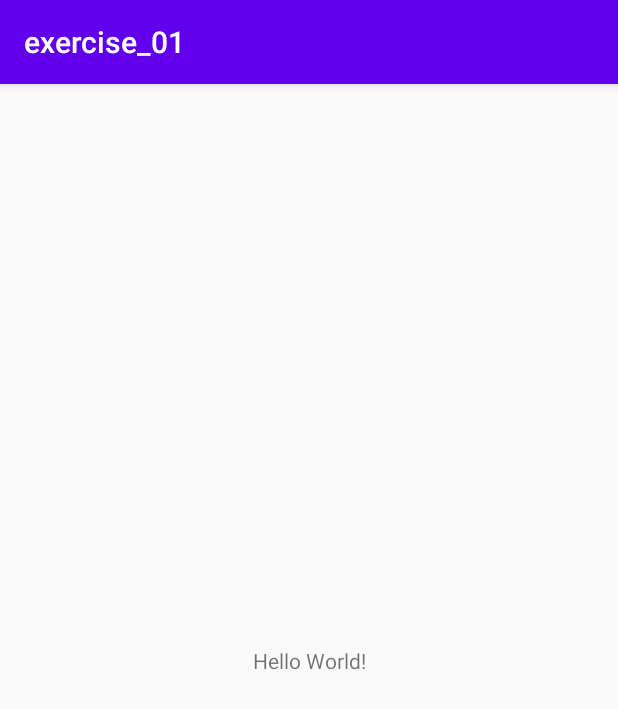
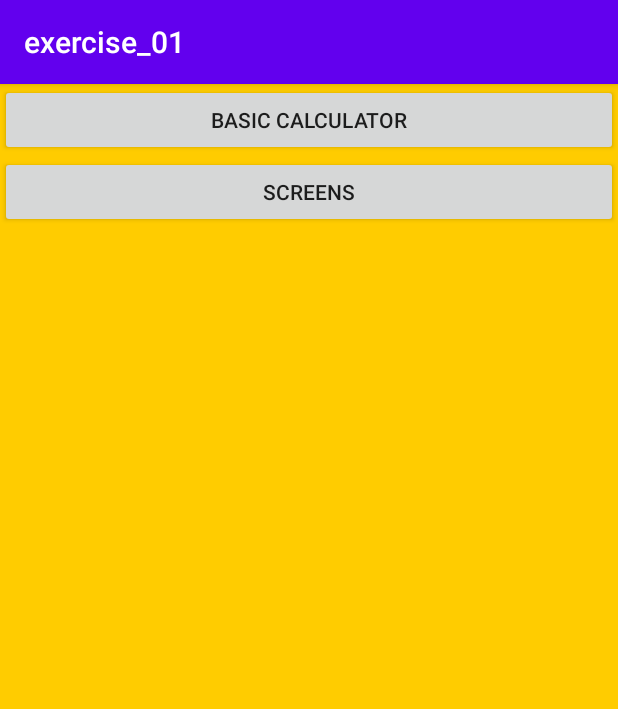
Before and after one commit to prmiguel/android-training, an Android app: the screen it shows after launch (MainActivity), on a phone screen of 412 x 824 dp. Shown: the top 709 px of the screen. Run offline under Robolectric (Android 15) with nearby library versions, the phone set to English and light mode, and no system bars.

Commit message:
exercise_01: Upload exercise implementation

```diff
--- a/exercise_01/app/src/main/AndroidManifest.xml
+++ b/exercise_01/app/src/main/AndroidManifest.xml
@@ -12,10 +12,14 @@
         <activity android:name=".MainActivity">
             <intent-filter>
                 <action android:name="android.intent.action.MAIN" />
-
                 <category android:name="android.intent.category.LAUNCHER" />
             </intent-filter>
         </activity>
+        <activity android:name=".BasicCalculatorActivity"></activity>
+        <activity android:name=".ScreensActivity"></activity>
+        <activity android:name=".RedScreenActivity"></activity>
+        <activity android:name=".YellowScreenActivity"></activity>
+        <activity android:name=".GreenScreenActivity"></activity>
     </application>
 
 </manifest>
--- a/exercise_01/app/src/main/java/training/android/exercise_01/MainActivity.java
+++ b/exercise_01/app/src/main/java/training/android/exercise_01/MainActivity.java
@@ -1,14 +1,36 @@
 package training.android.exercise_01;
 
 import androidx.appcompat.app.AppCompatActivity;
+import android.os.Bundle;
+import android.widget.Button;
 
-import android.os.Bundle;
+import training.android.exercise_01.listeners.BaseOnClickListener;
 
 public class MainActivity extends AppCompatActivity {
+
+    private Button basicCalculatorBtn;
+    private Button screenCalculatorBtn;
 
     @Override
     protected void onCreate(Bundle savedInstanceState) {
         super.onCreate(savedInstanceState);
         setContentView(R.layout.activity_main);
+        initializeViews();
+        setOnClickListeners();
+    }
+
+    private void initializeViews() {
+        basicCalculatorBtn = (Button) findViewById(R.id.bcalculatorBtn);
+        screenCalculatorBtn = (Button) findViewById(R.id.screensBtn);
+    }
+
+    private void setOnClickListeners() {
+        basicCalculatorBtn.setOnClickListener(
+                new BaseOnClickListener(this, BasicCalculatorActivity.class)
+        );
+
+        screenCalculatorBtn.setOnClickListener(
+                new BaseOnClickListener(this, ScreensActivity.class)
+        );
     }
 }
--- /dev/null
+++ b/exercise_01/app/src/main/java/training/android/exercise_01/listeners/BaseOnClickListener.java
@@ -0,0 +1,22 @@
+package training.android.exercise_01.listeners;
+
+import android.content.Intent;
+import android.view.View;
+
+import training.android.exercise_01.MainActivity;
+
+public class BaseOnClickListener implements View.OnClickListener {
+
+    private MainActivity mainActivity;
+    private Class<?> activity;
+
+    public BaseOnClickListener(MainActivity mainActivity, Class<?> activity) {
+        this.mainActivity = mainActivity;
+        this.activity = activity;
+    }
+
+    @Override
+    public void onClick(View view) {
+        mainActivity.startActivity(new Intent(mainActivity, activity));
+    }
+}
--- a/exercise_01/app/src/main/res/layout/activity_main.xml
+++ b/exercise_01/app/src/main/res/layout/activity_main.xml
@@ -1,18 +1,23 @@
 <?xml version="1.0" encoding="utf-8"?>
-<androidx.constraintlayout.widget.ConstraintLayout xmlns:android="http://schemas.android.com/apk/res/android"
+<LinearLayout xmlns:android="http://schemas.android.com/apk/res/android"
     xmlns:app="http://schemas.android.com/apk/res-auto"
     xmlns:tools="http://schemas.android.com/tools"
     android:layout_width="match_parent"
     android:layout_height="match_parent"
-    tools:context=".MainActivity">
+    tools:context=".MainActivity"
+    android:orientation="vertical"
+    android:background="#ffcc00">
 
-    <TextView
-        android:layout_width="wrap_content"
+    <Button
+        android:id="@+id/bcalculatorBtn"
+        android:layout_width="match_parent"
         android:layout_height="wrap_content"
-        android:text="Hello World!"
-        app:layout_constraintBottom_toBottomOf="parent"
-        app:layout_constraintLeft_toLeftOf="parent"
-        app:layout_constraintRight_toRightOf="parent"
-        app:layout_constraintTop_toTopOf="parent" />
+        android:text="Basic Calculator" />
 
-</androidx.constraintlayout.widget.ConstraintLayout>
+    <Button
+        android:id="@+id/screensBtn"
+        android:layout_width="match_parent"
+        android:layout_height="wrap_content"
+        android:text="Screens" />
+
+</LinearLayout>
```
Also changed, not shown: exercise_01/app/src/main/java/training/android/exercise_01/BasicCalculatorActivity.java (added, +95 -0 lines), exercise_01/app/src/main/java/training/android/exercise_01/GreenScreenActivity.java (added, +15 -0 lines), exercise_01/app/src/main/java/training/android/exercise_01/RedScreenActivity.java (added, +15 -0 lines), exercise_01/app/src/main/java/training/android/exercise_01/ScreensActivity.java (added, +49 -0 lines), exercise_01/app/src/main/java/training/android/exercise_01/YellowScreenActivity.java (added, +15 -0 lines), exercise_01/app/src/main/java/training/android/exercise_01/operations/BasicMathOperations.java (added, +34 -0 lines), exercise_01/app/src/main/res/layout/activity_basic_calculator.xml (added, +106 -0 lines), exercise_01/app/src/main/res/layout/activity_green_screen.xml (added, +8 -0 lines), exercise_01/app/src/main/res/layout/activity_red_screen.xml (added, +8 -0 lines), exercise_01/app/src/main/res/layout/activity_screens.xml (added, +28 -0 lines), exercise_01/app/src/main/res/layout/activity_yellow_screen.xml (added, +7 -0 lines).
